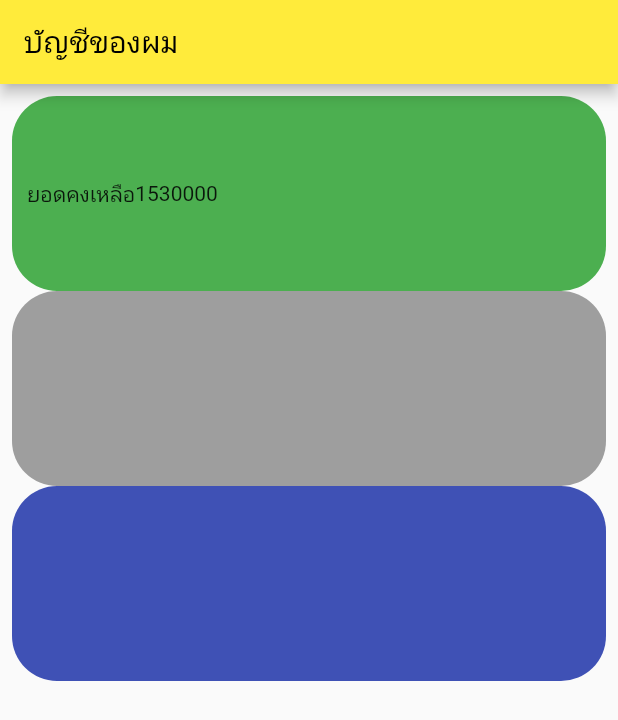
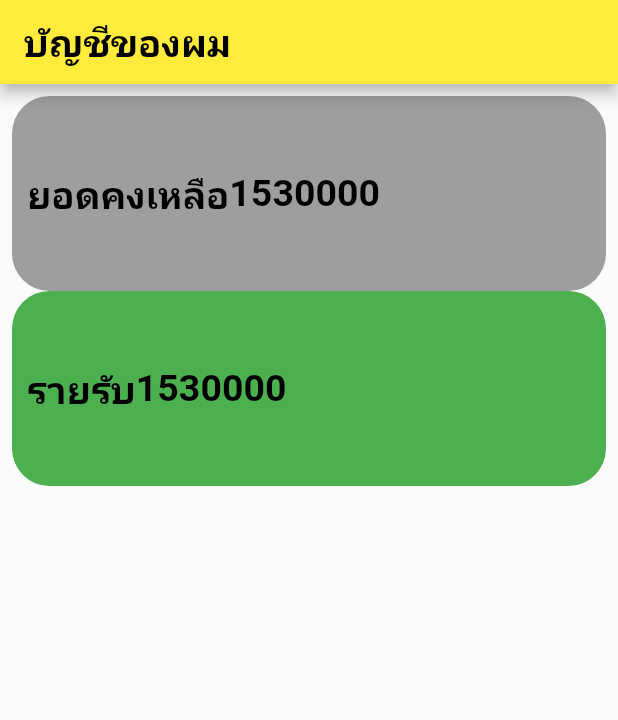
Before and after one commit to SIBPPAKORN/project-flutter_app, a Flutter app: the screen it shows after launch, on a phone screen of 412 x 824 dp. Shown: the top 720 px of the screen. Run offline on Flutter 3.47's test engine with Material 2 defaults, Android fonts, the phone set to English and light mode, and no system bars; missing offline and left inert: dart:html.

Commit message:
my account(4)

```diff
--- a/lib/main.dart
+++ b/lib/main.dart
@@ -30,7 +30,11 @@ class _myhomesibpakornState extends State<myhomesibpakorn> {
   Widget build(BuildContext context) {
     return Scaffold(
         appBar: AppBar(
-          title: Text("บัญชีของผม"),
+          title: Text(
+            "บัญชีของผม",
+            style: TextStyle(
+                fontSize: 25, color: Colors.black, fontWeight: FontWeight.bold),
+          ),
         ),
         body: Padding(
           padding: const EdgeInsets.all(8.0),
@@ -39,24 +43,52 @@ class _myhomesibpakornState extends State<myhomesibpakorn> {
               Container(
                 padding: const EdgeInsets.all(10.0),
                 decoration: BoxDecoration(
-                    color: Colors.green,
-                    borderRadius: BorderRadius.circular(30)),
+                    color: Colors.grey,
+                    borderRadius: BorderRadius.circular(25)),
                 height: 130,
                 child: Row(
-                  children: [Text("ยอดคงเหลือ"), Text("1530000")],
+                  children: [
+                    Text(
+                      "ยอดคงเหลือ",
+                      style: TextStyle(
+                          fontSize: 25,
+                          color: Colors.black,
+                          fontWeight: FontWeight.bold),
+                    ),
+                    Text(
+                      "1530000",
+                      style: TextStyle(
+                          fontSize: 25,
+                          color: Colors.black,
+                          fontWeight: FontWeight.bold),
+                    )
+                  ],
                 ),
               ),
               Container(
+                padding: const EdgeInsets.all(10.0),
                 decoration: BoxDecoration(
-                    color: Colors.grey,
-                    borderRadius: BorderRadius.circular(30)),
+                    color: Colors.green,
+                    borderRadius: BorderRadius.circular(25)),
                 height: 130,
-              ),
-              Container(
-                decoration: BoxDecoration(
-                    color: Colors.indigo,
-                    borderRadius: BorderRadius.circular(30)),
-                height: 130,
+                child: Row(
+                  children: [
+                    Text(
+                      "รายรับ",
+                      style: TextStyle(
+                          fontSize: 25,
+                          color: Colors.black,
+                          fontWeight: FontWeight.bold),
+                    ),
+                    Text(
+                      "1530000",
+                      style: TextStyle(
+                          fontSize: 25,
+                          color: Colors.black,
+                          fontWeight: FontWeight.bold),
+                    )
+                  ],
+                ),
               )
             ],
           ),
```
